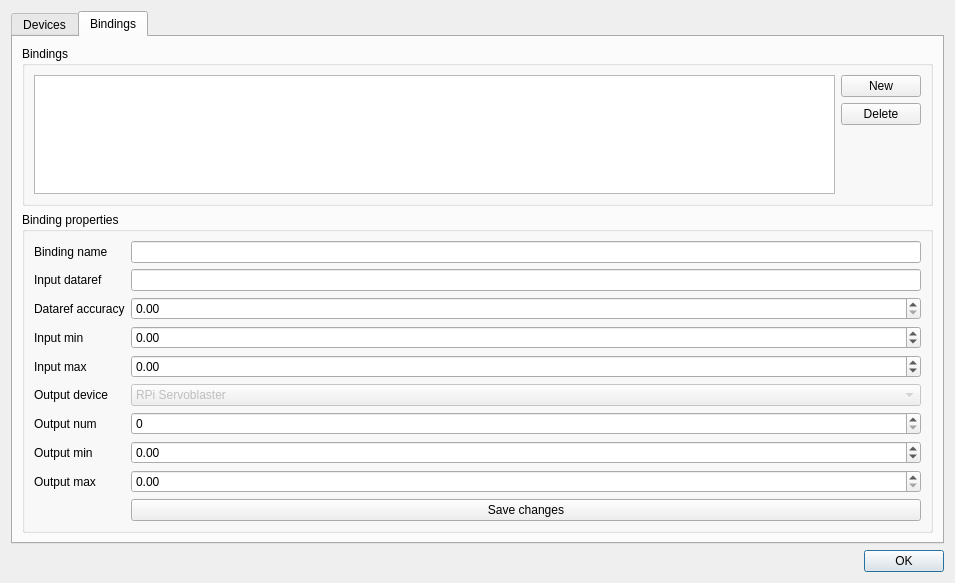
vranki/ExtPlane-Panel, file dialogs/hardwaredialog.ui: the form before one commit.
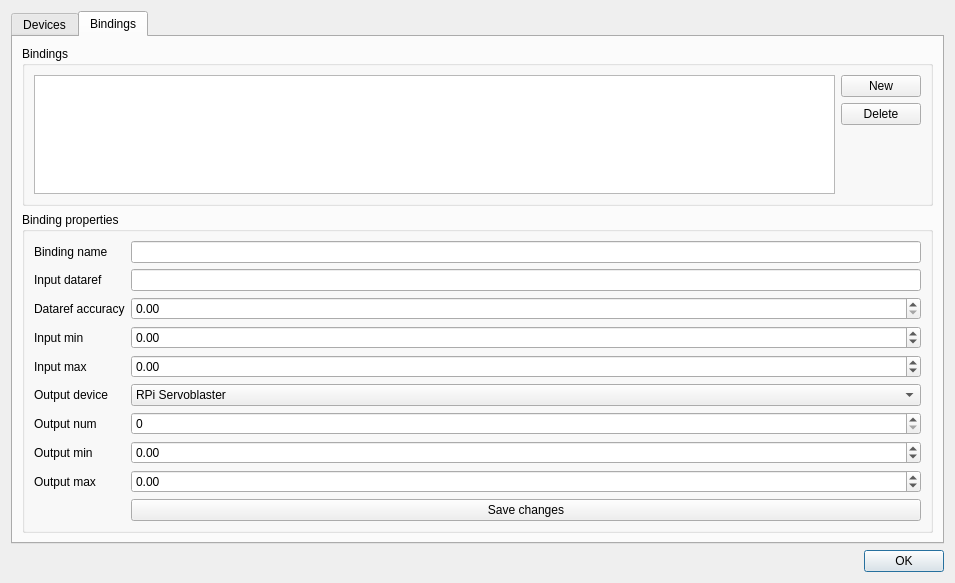
The form after the commit. The open tabs and pages were chosen to show the change.

Patch:
```diff
--- a/dialogs/hardwaredialog.ui
+++ b/dialogs/hardwaredialog.ui
@@ -233,7 +233,14 @@
            </widget>
           </item>
           <item row="8" column="1">
-           <widget class="QDoubleSpinBox" name="outputMaxSpinbox"/>
+           <widget class="QDoubleSpinBox" name="outputMaxSpinbox">
+            <property name="minimum">
+             <double>-999999.000000000000000</double>
+            </property>
+            <property name="maximum">
+             <double>99999.990000000005239</double>
+            </property>
+           </widget>
           </item>
           <item row="5" column="0">
            <widget class="QLabel" name="label_7">
@@ -245,7 +252,7 @@
           <item row="5" column="1">
            <widget class="QComboBox" name="outputDeviceComboBox">
             <property name="enabled">
-             <bool>false</bool>
+             <bool>true</bool>
             </property>
             <item>
              <property name="text">
```
Left out of the diff: 5 changed lines with no effect on the pictures.
